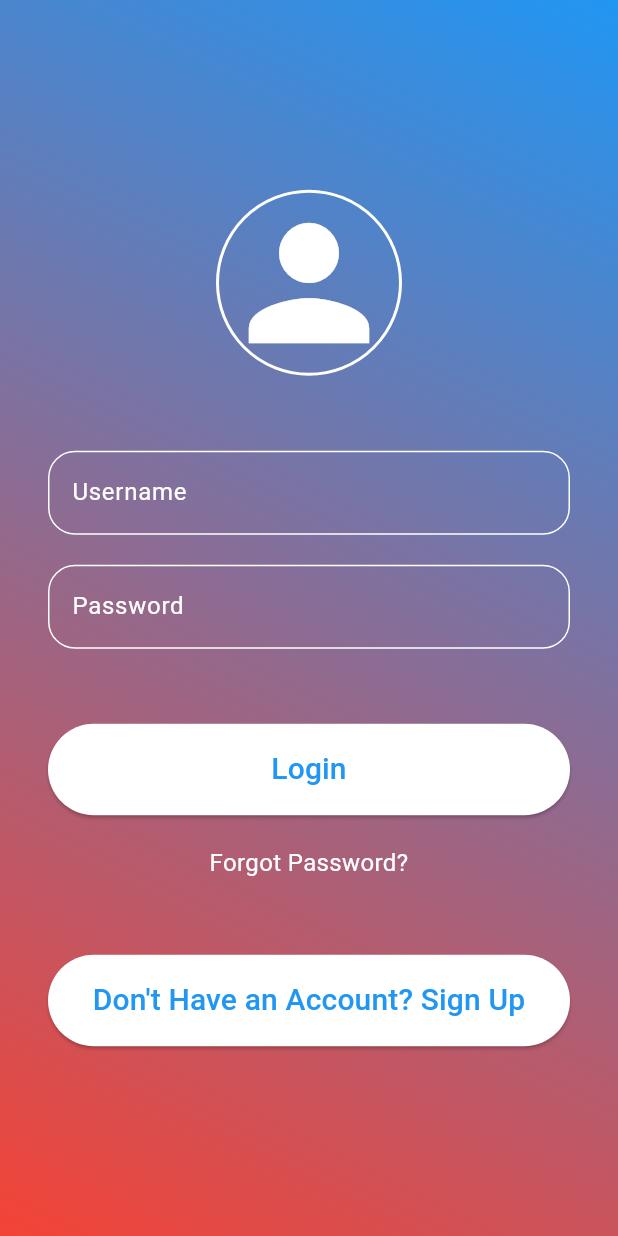
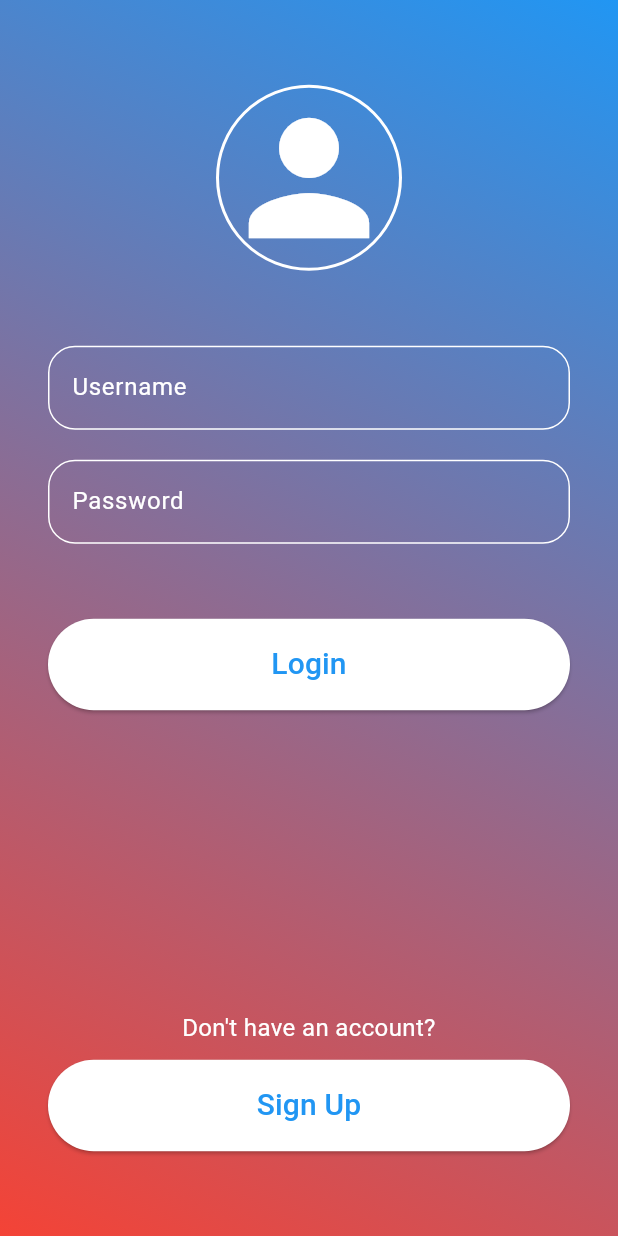
Before and after one commit to CSE396-Group10-2024/PAES-MOBILE-APPLICATION, a Flutter app: the screen it shows after launch, on a phone screen of 412 x 824 dp. Run offline on Flutter 3.47's test engine with Material 3 defaults, Android fonts, the phone set to English and light mode, and no system bars.

Commit message:
signnup butonu eklendi. sayfalar revize edildi

```diff
--- a/lib/login_page.dart
+++ b/lib/login_page.dart
@@ -1,4 +1,5 @@
 import 'package:flutter/material.dart';
+import 'signup_page.dart';
 
 class LoginPage extends StatefulWidget {
   @override
@@ -42,9 +43,9 @@ class _LoginPageState extends State<LoginPage> {
             _inputField("Password", passwordController, isPassword: true),
             const SizedBox(height: 50),
             _loginBtn(),
-            const SizedBox(height: 20),
+            const SizedBox(height: 200),
             _extraText(),
-            const SizedBox(height: 50),
+            const SizedBox(height: 10),
             _signupBtn(),
           ],
         ),
@@ -89,14 +90,12 @@ class _LoginPageState extends State<LoginPage> {
       child: const SizedBox(
           width: double.infinity,
           child: Text(
-            "Login ",
+            "Login",
             textAlign: TextAlign.center,
             style: TextStyle(fontSize: 20),
           )),
       style: ElevatedButton.styleFrom(
-        shape: const StadiumBorder(),
-        primary: Colors.white,
-        onPrimary: Colors.blue,
+        foregroundColor: Colors.blue, backgroundColor: Colors.white, shape: const StadiumBorder(),
         padding: const EdgeInsets.symmetric(vertical: 16),
       ),
     );
@@ -104,7 +103,7 @@ class _LoginPageState extends State<LoginPage> {
 
   Widget _extraText() {
     return const Text(
-      "Forgot Password?",
+      "Don't have an account?",
       textAlign: TextAlign.center,
       style: TextStyle(fontSize: 16, color: Colors.white),
     );
@@ -113,20 +112,24 @@ class _LoginPageState extends State<LoginPage> {
   Widget _signupBtn() {
     return ElevatedButton(
       onPressed: () {
-        // go to sign up page
+        Navigator.push(
+          context,
+          MaterialPageRoute(builder: (context) => SignUpPage()),
+        );
       },
-      child: const SizedBox(
+      child: SizedBox(
         width: double.infinity,
         child: Text(
-            "Don't Have an Account? Sign Up ",
+          "Sign Up",
           textAlign: TextAlign.center,
           style: TextStyle(fontSize: 20),
-          )),
+        ),
+      ),
       style: ElevatedButton.styleFrom(
-        shape: const StadiumBorder(),
-        primary: Colors.white,
-        onPrimary: Colors.blue,
-        padding: const EdgeInsets.symmetric(vertical: 16),
+        foregroundColor: Colors.blue,
+        backgroundColor: Colors.white,
+        shape: StadiumBorder(),
+        padding: EdgeInsets.symmetric(vertical: 16),
       ),
     );
   }
```
Also changed, not shown: lib/signup_page.dart (+41 -19 lines). Lines whose indentation alone changed are shown as unchanged.
